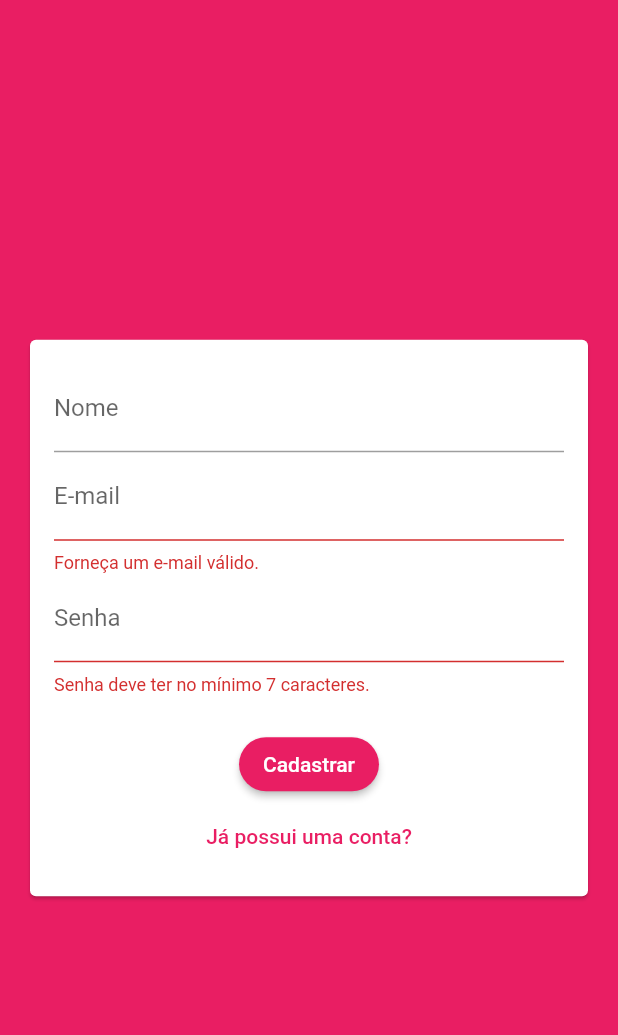
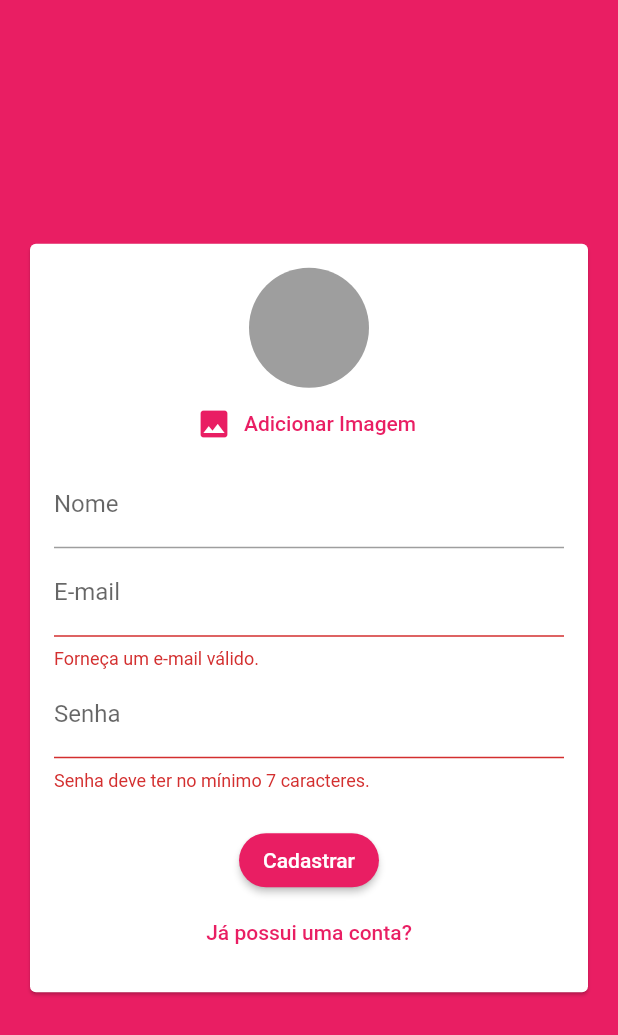
Before and after one commit to dhiegogoncalves/chat_flutter, a Flutter app: the screen it shows after launch, after a tap on "Entrar", after a tap on "Criar uma nova conta?", on a phone screen of 412 x 824 dp. Shown: the top 1035 px of the screen. Run offline on Flutter 3.47's test engine with Material 2 defaults, Android fonts, the phone set to English and light mode, and no system bars; our stand-ins replace cloud_firestore, firebase_auth, firebase_storage, image_picker; accounts and stored records are empty.

Commit message:
Implementação da imagem do usuário e integração com firebase storage.

```diff
--- a/lib/models/auth_data.dart
+++ b/lib/models/auth_data.dart
@@ -1,9 +1,12 @@
+import 'dart:io';
+
 enum AuthMode { LOGIN, SIGNUP }
 
 class AuthData {
   String name;
   String email;
   String password;
+  File image;
   AuthMode _authMode = AuthMode.LOGIN;
 
   bool get isSignup {
--- a/lib/widgets/auth_form.dart
+++ b/lib/widgets/auth_form.dart
@@ -1,3 +1,6 @@
+import 'dart:io';
+
+import 'package:chat_flutter/widgets/user_image_picker.dart';
 import 'package:flutter/material.dart';
 import 'package:chat_flutter/models/auth_data.dart';
 
@@ -18,9 +21,23 @@ class _AuthFormState extends State<AuthForm> {
     bool isValid = _formKey.currentState.validate();
     FocusScope.of(context).unfocus();
 
+    if (_authData.image == null && _authData.isSignup) {
+      Scaffold.of(context).showSnackBar(
+        SnackBar(
+          content: Text('Presicamos da sua foto!'),
+          backgroundColor: Theme.of(context).errorColor,
+        ),
+      );
+      return;
+    }
+
     if (isValid) {
       widget.onSubmit(_authData);
     }
+  }
+
+  void _handlePickedImage(File image) {
+    _authData.image = image;
   }
 
   @override
@@ -35,6 +52,7 @@ class _AuthFormState extends State<AuthForm> {
               key: _formKey,
               child: Column(
                 children: [
+                  if (_authData.isSignup) UserImagePicker(_handlePickedImage),
                   if (_authData.isSignup)
                     TextFormField(
                       key: ValueKey('name'),
--- a/lib/widgets/messages.dart
+++ b/lib/widgets/messages.dart
@@ -29,6 +29,7 @@ class Messages extends StatelessWidget {
                 itemBuilder: (ctx, i) => MessageBubble(
                   chatDocs[i]['text'],
                   chatDocs[i]['userName'],
+                  chatDocs[i]['userImage'],
                   chatDocs[i]['userId'] == userSnapshot.data.uid,
                   key: ValueKey(chatDocs[i].documentID),
                 ),
--- a/lib/widgets/new_message.dart
+++ b/lib/widgets/new_message.dart
@@ -23,6 +23,7 @@ class _NewMessageState extends State<NewMessage> {
       'createdAt': Timestamp.now(),
       'userId': user.uid,
       'userName': userData['name'],
+      'userImage': userData['imageUrl'],
     });
 
     _controller.clear();
--- /dev/null
+++ b/lib/widgets/user_image_picker.dart
@@ -0,0 +1,59 @@
+import 'dart:io';
+
+import 'package:flutter/material.dart';
+import 'package:image_picker/image_picker.dart';
+
+class UserImagePicker extends StatefulWidget {
+  final Function(File pickedImage) onImagePick;
+
+  UserImagePicker(this.onImagePick);
+
+  @override
+  _UserImagePickerState createState() => _UserImagePickerState();
+}
+
+class _UserImagePickerState extends State<UserImagePicker> {
+  File _pickedImageFile;
+
+  Future<void> _pickImage() async {
+    final picker = ImagePicker();
+    final pickedImage = await picker.getImage(
+      source: ImageSource.camera,
+      imageQuality: 50,
+      maxWidth: 150,
+    );
+
+    setState(() {
+      _pickedImageFile = File(pickedImage.path);
+    });
+
+    widget.onImagePick(_pickedImageFile);
+  }
+
+  @override
+  Widget build(BuildContext context) {
+    return Column(
+      children: [
+        CircleAvatar(
+          radius: 40,
+          backgroundColor: Colors.grey,
+          backgroundImage:
+              _pickedImageFile != null ? FileImage(_pickedImageFile) : null,
+        ),
+        FlatButton.icon(
+          onPressed: _pickImage,
+          icon: Icon(
+            Icons.image,
+            color: Theme.of(context).primaryColor,
+          ),
+          label: Text(
+            'Adicionar Imagem',
+            style: TextStyle(
+              color: Theme.of(context).primaryColor,
+            ),
+          ),
+        ),
+      ],
+    );
+  }
+}
--- a/pubspec.yaml
+++ b/pubspec.yaml
@@ -25,6 +25,8 @@ dependencies:
     sdk: flutter
   cloud_firestore: ^0.13.7
   firebase_auth: ^0.16.1
+  image_picker: ^0.6.7+4
+  firebase_storage: ^3.1.6
 
 
   # The following adds the Cupertino Icons font to your application.
```
Also changed, not shown: lib/screens/auth_screen.dart (+12 -0 lines), lib/widgets/message_bubble.dart (+23 -8 lines), pubspec.lock, 2 other files.
